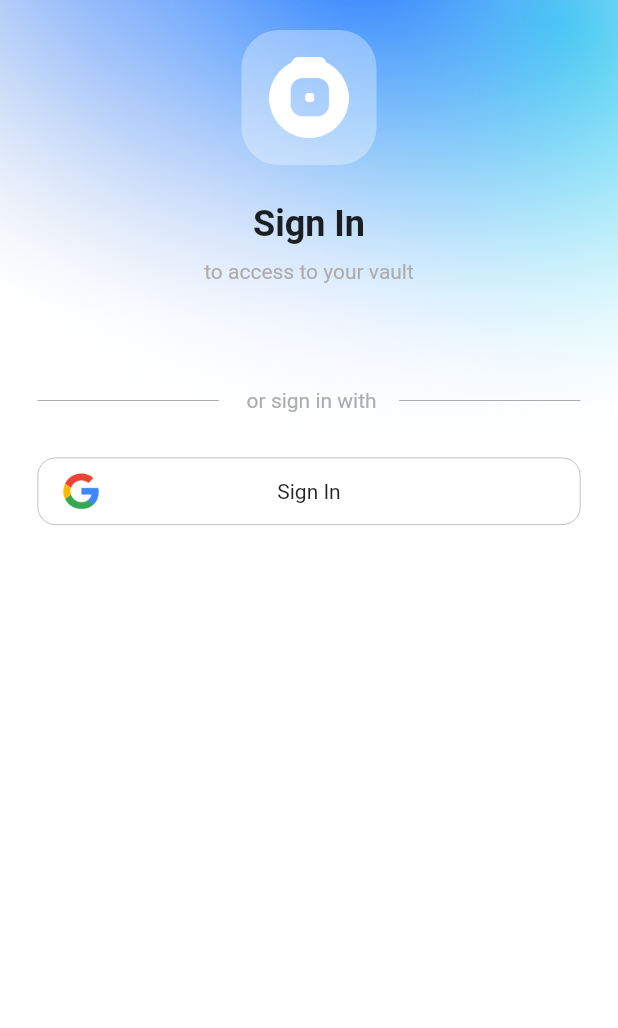
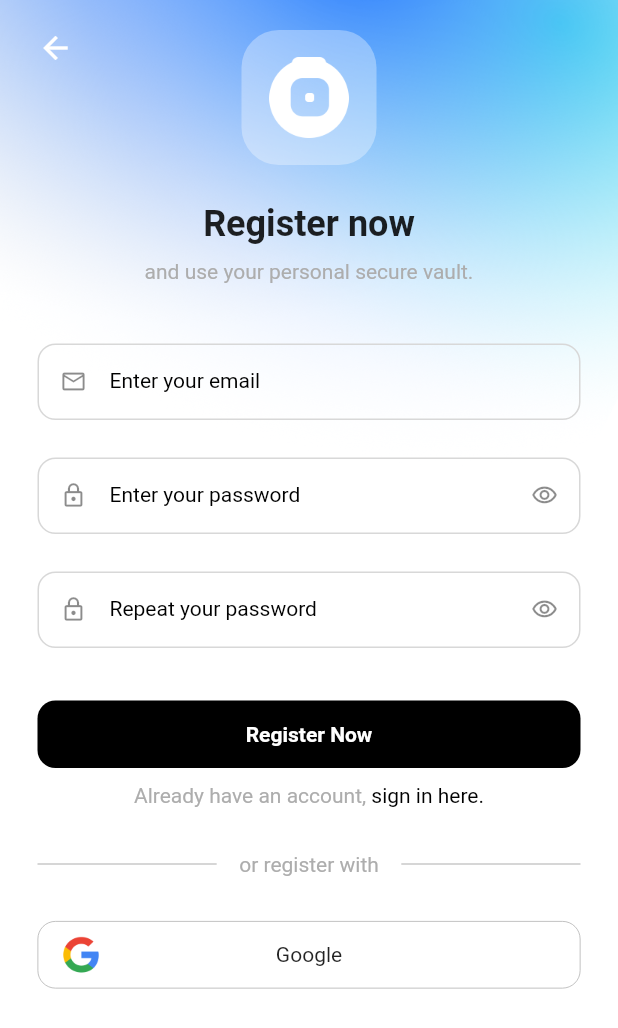
Before and after one commit to leonmsdev/vault, a Flutter app: the RegisterScreen screen opened by its route, on a phone screen of 412 x 824 dp. Shown: the top 1028 px of the screen. Run offline on Flutter 3.47's test engine with Material 2 defaults, Android fonts, the phone set to English and light mode, and no system bars; our stand-ins replace flutter_riverpod, go_router.

Commit message:
feat(ui): implement register ui and assign password validation

```diff
--- a/lib/features/auth/screens/register_screen.dart
+++ b/lib/features/auth/screens/register_screen.dart
@@ -1,11 +1,21 @@
+import 'package:flutter_riverpod/flutter_riverpod.dart';
+import 'package:go_router/go_router.dart';
 import 'package:vault/widgets/design.dart';
 import 'package:vault/widgets/styles/text_styles.dart';
 
 import '../widgets/widgets.dart';
 
-class RegisterScreen extends StatelessWidget {
+final valueProvider = StateProvider<String>((ref) => 'Hello');
+
+class RegisterScreen extends StatefulWidget {
   const RegisterScreen({super.key});
 
+  @override
+  State<RegisterScreen> createState() => _RegisterScreenState();
+}
+
+class _RegisterScreenState extends State<RegisterScreen> {
+  final _formKey = GlobalKey<FormState>();
   @override
   Widget build(BuildContext context) {
     return Scaffold(
@@ -15,7 +25,24 @@ class RegisterScreen extends StatelessWidget {
           children: [
             Image.asset('lib/img/bg_register.png'),
             SafeArea(
-              child: Padding(
+              child: Stack(
+                children: [
+                  Column(
+                    children: [
+                      const SizedBox(height: 20),
+                      Padding(
+                        padding: const EdgeInsets.only(left: 25.0),
+                        child: GestureDetector(
+                          onTap: () => context.go('/'),
+                          child: const Icon(
+                            Icons.arrow_back_sharp,
+                            color: Colors.white,
+                          ),
+                        ),
+                      ),
+                    ],
+                  ),
+                  Padding(
                     padding: const EdgeInsets.only(left: 25.0, right: 25.0),
                     child: Column(
                       children: [
@@ -25,15 +52,81 @@ class RegisterScreen extends StatelessWidget {
                         ),
                         const SizedBox(height: 25),
                         const Text(
-                      'Sign In',
+                          'Register now',
                           style: mediumHeading,
                         ),
                         const SizedBox(height: 10),
                         const Text(
-                      'to access to your vault',
+                          'and use your personal secure vault.',
                           style: greyText,
                         ),
                         const SizedBox(height: 40),
+                        Form(
+                          key: _formKey,
+                          child: Column(
+                            children: <Widget>[
+                              const BorderedFormField(),
+                              const SizedBox(height: 25.0),
+                              Consumer(
+                                builder: (context, ref, child) {
+                                  return PwBorderedFormField(
+                                    value:
+                                        ref.read(valueProvider.notifier).state,
+                                    lable: 'Enter your password',
+                                    shouldValidate: false,
+                                    isFirst: true,
+                                  );
+                                },
+                              ),
+                              const SizedBox(height: 25.0),
+                              Consumer(
+                                builder: (context, ref, child) {
+                                  return PwBorderedFormField(
+                                    value: ref.watch(valueProvider),
+                                    lable: 'Repeat your password',
+                                    isFirst: false,
+                                    shouldValidate: true,
+                                  );
+                                },
+                              ),
+                              const SizedBox(height: 35.0),
+                              BgTextButton(
+                                lable: 'Register Now',
+                                onTap: () {
+                                  if (_formKey.currentState!.validate()) {
+                                    ScaffoldMessenger.of(context).showSnackBar(
+                                      const SnackBar(
+                                        content: Text('Processing Data'),
+                                      ),
+                                    );
+                                  }
+                                },
+                              ),
+                              const SizedBox(height: 10.0),
+                              GestureDetector(
+                                onTap: () => context.go('/'),
+                                child: RichText(
+                                  text: const TextSpan(
+                                    children: [
+                                      TextSpan(
+                                        text: 'Already have an account, ',
+                                        style: TextStyle(
+                                          color: mediumGrey,
+                                        ),
+                                      ),
+                                      TextSpan(
+                                        text: 'sign in here.',
+                                        style: TextStyle(
+                                          color: Colors.black,
+                                        ),
+                                      )
+                                    ],
+                                  ),
+                                ),
+                              ),
+                            ],
+                          ),
+                        ),
                         const SizedBox(height: 30.0),
                         Row(
                           children: const [
@@ -45,7 +138,7 @@ class RegisterScreen extends StatelessWidget {
                             Padding(
                               padding: EdgeInsets.symmetric(horizontal: 15.0),
                               child: Text(
-                            ' or sign in with',
+                                'or register with',
                                 style: TextStyle(
                                   color: mediumGrey,
                                 ),
@@ -59,9 +152,14 @@ class RegisterScreen extends StatelessWidget {
                           ],
                         ),
                         const SizedBox(height: 30.0),
-                    const BorderIconButton(),
+                        const BorderIconButton(
+                          lable: 'Google',
+                          img: 'lib/img/google.png',
+                        ),
                       ],
                     ),
+                  ),
+                ],
               ),
             )
           ],
--- a/lib/features/auth/screens/sign_in_screen.dart
+++ b/lib/features/auth/screens/sign_in_screen.dart
@@ -13,7 +13,7 @@ class SignInScreen extends StatefulWidget {
 }
 
 class _SignInScreenState extends State<SignInScreen> {
-  final formKey = GlobalKey<FormState>();
+  final _formKey = GlobalKey<FormState>();
   @override
   Widget build(BuildContext context) {
     return Scaffold(
@@ -43,12 +43,14 @@ class _SignInScreenState extends State<SignInScreen> {
                     ),
                     const SizedBox(height: 40),
                     Form(
-                      key: formKey,
+                      key: _formKey,
                       child: Column(
                         children: <Widget>[
                           const BorderedFormField(),
                           const SizedBox(height: 25.0),
-                          const PwBorderedFormField(),
+                          const PwBorderedFormField(
+                            lable: 'Enter your password',
+                          ),
                           const SizedBox(height: 10.0),
                           Row(
                             mainAxisAlignment: MainAxisAlignment.end,
@@ -64,8 +66,9 @@ class _SignInScreenState extends State<SignInScreen> {
                           ),
                           const SizedBox(height: 25.0),
                           BgTextButton(
+                            lable: 'Sign In',
                             onTap: () {
-                              if (formKey.currentState!.validate()) {
+                              if (_formKey.currentState!.validate()) {
                                 ScaffoldMessenger.of(context).showSnackBar(
                                   const SnackBar(
                                     content: Text('Processing Data'),
@@ -110,7 +113,7 @@ class _SignInScreenState extends State<SignInScreen> {
                         Padding(
                           padding: EdgeInsets.symmetric(horizontal: 15.0),
                           child: Text(
-                            ' or sign in with',
+                            'or sign in with',
                             style: TextStyle(
                               color: mediumGrey,
                             ),
@@ -124,7 +127,10 @@ class _SignInScreenState extends State<SignInScreen> {
                       ],
                     ),
                     const SizedBox(height: 30.0),
-                    const BorderIconButton(),
+                    const BorderIconButton(
+                      lable: 'Google',
+                      img: 'lib/img/google.png',
+                    ),
                   ],
                 ),
               ),
--- a/lib/features/auth/services/validate_form.dart
+++ b/lib/features/auth/services/validate_form.dart
@@ -15,10 +15,14 @@ String? validateEmail(String? value) {
   }
 }
 
-String? validatePw(String? value) {
+String? validatePw(
+    String? value, String? input, bool? isFirst, bool? shouldValidate) {
+  if (shouldValidate == true && value != input) {
+    return 'Password does not match';
+  }
   if (value == null || value.isEmpty) {
     return 'Please enter your password';
-  } else if (value.length <= 7) {
+  } else if (value.length < 7) {
     return 'Please enter a valid password';
   } else {
     return null;
--- a/lib/main.dart
+++ b/lib/main.dart
@@ -1,8 +1,13 @@
 import 'package:flutter/material.dart';
+import 'package:flutter_riverpod/flutter_riverpod.dart';
 import 'package:vault/routing/router_config.dart';
 
 void main() {
-  runApp(const MyApp());
+  runApp(
+    const ProviderScope(
+      child: MyApp(),
+    ),
+  );
 }
 
 class MyApp extends StatelessWidget {
--- a/lib/widgets/design_buttons.dart
+++ b/lib/widgets/design_buttons.dart
@@ -27,8 +27,9 @@ class DesignClickableText extends StatelessWidget {
 
 class BgTextButton extends StatelessWidget {
   final VoidCallback onTap;
+  final String lable;
 
-  const BgTextButton({super.key, required this.onTap});
+  const BgTextButton({super.key, required this.lable, required this.onTap});
 
   @override
   Widget build(BuildContext context) {
@@ -42,7 +43,7 @@ class BgTextButton extends StatelessWidget {
         ),
         child: Center(
           child: Text(
-            'Sign In',
+            lable,
             style: TextStyle(
               color: white,
               fontWeight: FontWeight.bold,
@@ -55,7 +56,10 @@ class BgTextButton extends StatelessWidget {
 }
 
 class BorderIconButton extends StatelessWidget {
-  const BorderIconButton({super.key});
+  final String img;
+  final String lable;
+
+  const BorderIconButton({super.key, required this.lable, required this.img});
 
   @override
   Widget build(BuildContext context) {
@@ -81,15 +85,13 @@ class BorderIconButton extends StatelessWidget {
                 children: [
                   SizedBox(
                     height: 27,
-                    child: Image.asset('lib/img/google.png'),
+                    child: Image.asset(img),
                   ),
                 ],
               ),
             ),
-            const Center(
-              child: Text(
-                'Sign In',
-              ),
+            Center(
+              child: Text(lable),
             ),
           ],
         ),
--- a/lib/widgets/design_formfields.dart
+++ b/lib/widgets/design_formfields.dart
@@ -1,3 +1,5 @@
+import 'package:flutter_riverpod/flutter_riverpod.dart';
+import 'package:vault/features/auth/screens/register_screen.dart';
 import 'package:vault/features/auth/services/validate_form.dart';
 
 import 'design.dart';
@@ -10,6 +12,7 @@ class BorderedFormField extends StatelessWidget {
   @override
   Widget build(BuildContext context) {
     return TextFormField(
+      keyboardType: TextInputType.emailAddress,
       validator: (value) {
         return validateEmail(value);
       },
@@ -37,8 +40,17 @@ class BorderedFormField extends StatelessWidget {
 }
 
 class PwBorderedFormField extends StatefulWidget {
+  final String lable;
+  final bool? isFirst;
+  final bool? shouldValidate;
+  final String? value;
+
   const PwBorderedFormField({
     Key? key,
+    this.value,
+    this.isFirst,
+    this.shouldValidate,
+    required this.lable,
   }) : super(key: key);
 
   @override
@@ -63,14 +75,20 @@ class _PwBorderedFormFieldState extends State<PwBorderedFormField> {
 
   @override
   Widget build(BuildContext context) {
+    return Consumer(
+      builder: (context, ref, child) {
         return TextFormField(
           validator: (value) {
-        return validatePw(value);
+            if (widget.isFirst == true) {
+              ref.read(valueProvider.notifier).state = value!;
+            }
+            return validatePw(value, ref.watch(valueProvider), widget.isFirst,
+                widget.shouldValidate);
           },
           obscureText: obscureText,
           decoration: InputDecoration(
             prefixIcon: const Icon(Icons.lock_outline),
-        labelText: 'Enter your password',
+            labelText: widget.lable,
             labelStyle: const TextStyle(fontSize: 14, color: Colors.black),
             isDense: true,
             border: OutlineInputBorder(
@@ -89,5 +107,7 @@ class _PwBorderedFormFieldState extends State<PwBorderedFormField> {
             ),
           ),
         );
+      },
+    );
   }
 }
--- a/pubspec.yaml
+++ b/pubspec.yaml
@@ -37,6 +37,7 @@ dependencies:
   # Use with the CupertinoIcons class for iOS style icons.
   cupertino_icons: ^1.0.2
   go_router: ^6.0.0
+  flutter_riverpod: ^2.1.3
 
 dev_dependencies:
   flutter_test:
```
Also changed, not shown: pubspec.lock. Lines whose indentation alone changed are shown as unchanged.
